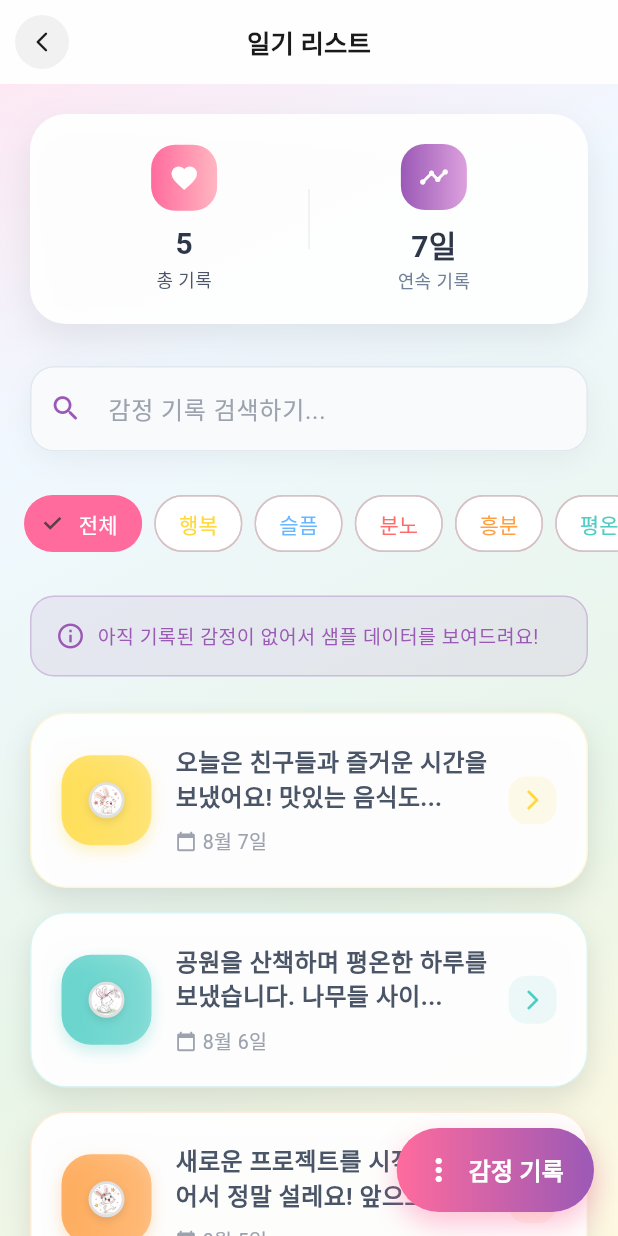
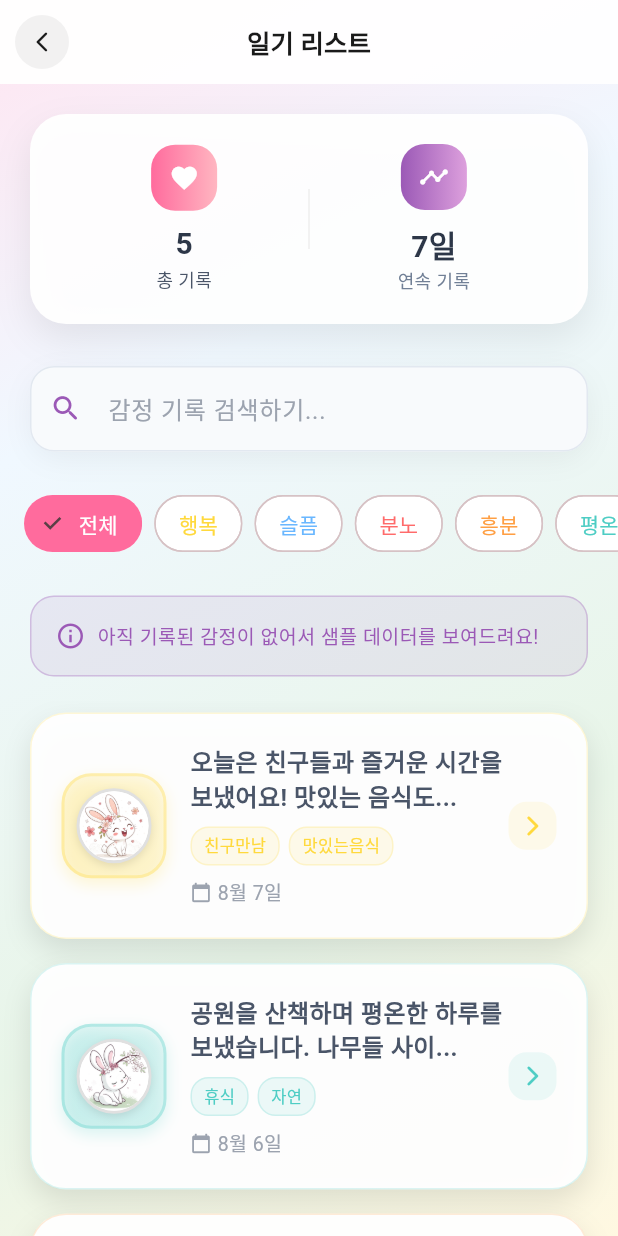
Before and after one commit to Codgm/Lifewisp, a Flutter app: the DiaryListScreen screen opened directly, on a phone screen of 412 x 824 dp. Run offline on Flutter 3.47's test engine with Material 3 defaults, Android fonts, the phone set to English and light mode, and no system bars; our stand-ins replace fl_chart, google_fonts, image_picker, shared_preferences; accounts and stored records are empty; Roboto replaces fonts that are missing (Jua).

Commit message:
Update diary_list_screen.dart

```diff
--- a/lib/screens/diary_list_screen.dart
+++ b/lib/screens/diary_list_screen.dart
@@ -29,26 +29,31 @@ class _DiaryListScreenState extends State<DiaryListScreen> with TickerProviderSt
       date: DateTime.now().subtract(Duration(days: 1)),
       emotion: 'happy',
       diary: '오늘은 친구들과 즐거운 시간을 보냈어요! 맛있는 음식도 먹고 웃음도 많이 나누었답니다. 이런 순간들이 정말 소중해요.',
+      categories: ['친구만남', '맛있는음식', '소통'],
     ),
     EmotionRecord(
       date: DateTime.now().subtract(Duration(days: 2)),
       emotion: 'calm',
       diary: '공원을 산책하며 평온한 하루를 보냈습니다. 나무들 사이로 들어오는 햇살이 참 아름다웠어요.',
+      categories: ['휴식', '자연'],
     ),
     EmotionRecord(
       date: DateTime.now().subtract(Duration(days: 3)),
       emotion: 'excited',
       diary: '새로운 프로젝트를 시작하게 되어서 정말 설레요! 앞으로 어떤 일들이 펼쳐질지 기대됩니다.',
+      categories: ['새로운도전', '목표달성'],
     ),
     EmotionRecord(
       date: DateTime.now().subtract(Duration(days: 4)),
       emotion: 'love',
       diary: '가족들과 함께하는 저녁 시간이 너무 따뜻해요. 사랑하는 사람들과 함께 있을 때가 가장 행복한 것 같아요.',
+      categories: ['가족시간', '사랑'],
     ),
     EmotionRecord(
       date: DateTime.now().subtract(Duration(days: 5)),
       emotion: 'tired',
       diary: '오늘은 조금 피곤했지만, 그래도 하루를 무사히 마칠 수 있어서 다행이에요. 내일은 더 활기찬 하루가 되길!',
+      categories: ['업무', '휴식필요'],
     ),
   ];
 
@@ -120,8 +125,12 @@ class _DiaryListScreenState extends State<DiaryListScreen> with TickerProviderSt
 
   @override
   Widget build(BuildContext context) {
-    final records = context.watch<EmotionProvider>().records;
-    final isDark = Theme.of(context).brightness == Brightness.dark;
+    final records = context
+        .watch<EmotionProvider>()
+        .records;
+    final isDark = Theme
+        .of(context)
+        .brightness == Brightness.dark;
 
     // 실제 데이터가 없으면 더미 데이터 사용
     final displayRecords = records.isEmpty ? _dummyRecords : records;
@@ -149,11 +158,13 @@ class _DiaryListScreenState extends State<DiaryListScreen> with TickerProviderSt
                   margin: EdgeInsets.all(20),
                   padding: EdgeInsets.all(20),
                   decoration: BoxDecoration(
-                    color: (isDark ? LifewispColors.darkCardBg : LifewispColors.diaryCardBg).withOpacity(0.95),
+                    color: (isDark ? LifewispColors.darkCardBg : LifewispColors
+                        .diaryCardBg).withOpacity(0.95),
                     borderRadius: BorderRadius.circular(24),
                     boxShadow: [
                       BoxShadow(
-                        color: (isDark ? Colors.black : LifewispColors.cardShadow).withOpacity(isDark ? 0.3 : 0.08),
+                        color: (isDark ? Colors.black : LifewispColors
+                            .cardShadow).withOpacity(isDark ? 0.3 : 0.08),
                         blurRadius: 20,
                         offset: Offset(0, 10),
                       ),
@@ -168,11 +179,15 @@ class _DiaryListScreenState extends State<DiaryListScreen> with TickerProviderSt
                               padding: EdgeInsets.all(12),
                               decoration: BoxDecoration(
                                 gradient: isDark
-                                    ? LinearGradient(colors: [LifewispColors.darkPrimary, LifewispColors.darkPurple])
+                                    ? LinearGradient(colors: [
+                                  LifewispColors.darkPrimary,
+                                  LifewispColors.darkPurple
+                                ])
                                     : LifewispGradients.statCard,
                                 borderRadius: BorderRadius.circular(16),
                               ),
-                              child: Icon(Icons.favorite, color: Colors.white, size: 20),
+                              child: Icon(Icons.favorite, color: Colors.white,
+                                  size: 20),
                             ),
                             SizedBox(height: 8),
                             Text(
@@ -180,14 +195,18 @@ class _DiaryListScreenState extends State<DiaryListScreen> with TickerProviderSt
                               style: GoogleFonts.jua(
                                 fontSize: 20,
                                 fontWeight: FontWeight.w700,
-                                color: isDark ? LifewispColors.darkMainText : LifewispColors.statCardText,
+                                color: isDark
+                                    ? LifewispColors.darkMainText
+                                    : LifewispColors.statCardText,
                               ),
                             ),
                             Text(
                               '총 기록',
                               style: GoogleFonts.jua(
                                 fontSize: 12,
-                                color: isDark ? LifewispColors.darkSubText : LifewispColors.statCardSubText,
+                                color: isDark
+                                    ? LifewispColors.darkSubText
+                                    : LifewispColors.statCardSubText,
                               ),
                             ),
                           ],
@@ -196,7 +215,8 @@ class _DiaryListScreenState extends State<DiaryListScreen> with TickerProviderSt
                       Container(
                         width: 1,
                         height: 40,
-                        color: isDark ? LifewispColors.darkLightGray : Colors.grey[200],
+                        color: isDark ? LifewispColors.darkLightGray : Colors
+                            .grey[200],
                       ),
                       Expanded(
                         child: Column(
@@ -206,12 +226,16 @@ class _DiaryListScreenState extends State<DiaryListScreen> with TickerProviderSt
                               decoration: BoxDecoration(
                                 gradient: LinearGradient(
                                   colors: isDark
-                                      ? [LifewispColors.darkPurple, LifewispColors.darkPurpleDark]
+                                      ? [
+                                    LifewispColors.darkPurple,
+                                    LifewispColors.darkPurpleDark
+                                  ]
                                       : [Color(0xFF9B59B6), Color(0xFFDDA0DD)],
                                 ),
                                 borderRadius: BorderRadius.circular(16),
                               ),
-                              child: Icon(Icons.timeline, color: Colors.white, size: 20),
+                              child: Icon(Icons.timeline, color: Colors.white,
+                                  size: 20),
                             ),
                             SizedBox(height: 8),
                             Text(
@@ -219,14 +243,18 @@ class _DiaryListScreenState extends State<DiaryListScreen> with TickerProviderSt
                               style: GoogleFonts.jua(
                                 fontSize: 20,
                                 fontWeight: FontWeight.w700,
-                                color: isDark ? LifewispColors.darkMainText : Color(0xFF2D3748),
+                                color: isDark
+                                    ? LifewispColors.darkMainText
+                                    : Color(0xFF2D3748),
                               ),
                             ),
                             Text(
                               '연속 기록',
                               style: GoogleFonts.jua(
                                 fontSize: 12,
-                                color: isDark ? LifewispColors.darkSubText : Color(0xFF718096),
+                                color: isDark
+                                    ? LifewispColors.darkSubText
+                                    : Color(0xFF718096),
                               ),
                             ),
                           ],
@@ -240,11 +268,13 @@ class _DiaryListScreenState extends State<DiaryListScreen> with TickerProviderSt
                 Container(
                   margin: EdgeInsets.symmetric(horizontal: 20, vertical: 8),
                   decoration: BoxDecoration(
-                    color: (isDark ? LifewispColors.darkCardBg : LifewispColors.diaryCardBg).withOpacity(0.9),
+                    color: (isDark ? LifewispColors.darkCardBg : LifewispColors
+                        .diaryCardBg).withOpacity(0.9),
                     borderRadius: BorderRadius.circular(20),
                     boxShadow: [
                       BoxShadow(
-                        color: (isDark ? Colors.black : LifewispColors.cardShadow).withOpacity(isDark ? 0.2 : 0.05),
+                        color: (isDark ? Colors.black : LifewispColors
+                            .cardShadow).withOpacity(isDark ? 0.2 : 0.05),
                         blurRadius: 15,
                         offset: Offset(0, 5),
                       ),
@@ -254,19 +284,24 @@ class _DiaryListScreenState extends State<DiaryListScreen> with TickerProviderSt
                     decoration: InputDecoration(
                       hintText: '감정 기록 검색하기...',
                       hintStyle: GoogleFonts.jua(
-                        color: isDark ? LifewispColors.darkSubText : Color(0xFF9CA3AF),
+                        color: isDark ? LifewispColors.darkSubText : Color(
+                            0xFF9CA3AF),
                         fontSize: 16,
                       ),
                       prefixIcon: Icon(
                         Icons.search_rounded,
-                        color: isDark ? LifewispColors.darkPrimary : Color(0xFF9B59B6),
+                        color: isDark ? LifewispColors.darkPrimary : Color(
+                            0xFF9B59B6),
                         size: 22,
                       ),
                       border: InputBorder.none,
-                      contentPadding: EdgeInsets.symmetric(horizontal: 20, vertical: 16),
+                      contentPadding: EdgeInsets.symmetric(
+                          horizontal: 20, vertical: 16),
                     ),
                     style: GoogleFonts.jua(
-                      color: isDark ? LifewispColors.darkMainText : LifewispColors.darkGray,
+                      color: isDark
+                          ? LifewispColors.darkMainText
+                          : LifewispColors.darkGray,
                       fontSize: 16,
                     ),
                     onChanged: (v) => setState(() => searchText = v),
@@ -292,13 +327,20 @@ class _DiaryListScreenState extends State<DiaryListScreen> with TickerProviderSt
                               fontWeight: FontWeight.w500,
                               color: filterEmotion == null
                                   ? LifewispColors.white
-                                  : (isDark ? LifewispColors.darkMainText : LifewispColors.primary),
+                                  : (isDark
+                                  ? LifewispColors.darkMainText
+                                  : LifewispColors.primary),
                             ),
                           ),
                           selected: filterEmotion == null,
-                          selectedColor: isDark ? LifewispColors.darkPrimary : LifewispColors.primary,
-                          backgroundColor: (isDark ? LifewispColors.darkCardBg : Colors.white).withOpacity(0.9),
-                          onSelected: (_) => setState(() => filterEmotion = null),
+                          selectedColor: isDark
+                              ? LifewispColors.darkPrimary
+                              : LifewispColors.primary,
+                          backgroundColor: (isDark
+                              ? LifewispColors.darkCardBg
+                              : Colors.white).withOpacity(0.9),
+                          onSelected: (_) =>
+                              setState(() => filterEmotion = null),
                           shape: RoundedRectangleBorder(
                             borderRadius: BorderRadius.circular(20),
                           ),
@@ -325,8 +367,11 @@ class _DiaryListScreenState extends State<DiaryListScreen> with TickerProviderSt
                             ),
                             selected: filterEmotion == emotion,
                             selectedColor: data['color'],
-                            backgroundColor: (isDark ? LifewispColors.darkCardBg : Colors.white).withOpacity(0.9),
-                            onSelected: (_) => setState(() => filterEmotion = emotion),
+                            backgroundColor: (isDark
+                                ? LifewispColors.darkCardBg
+                                : Colors.white).withOpacity(0.9),
+                            onSelected: (_) =>
+                                setState(() => filterEmotion = emotion),
                             shape: RoundedRectangleBorder(
                               borderRadius: BorderRadius.circular(20),
                             ),
@@ -345,10 +390,14 @@ class _DiaryListScreenState extends State<DiaryListScreen> with TickerProviderSt
                     margin: EdgeInsets.symmetric(horizontal: 20, vertical: 8),
                     padding: EdgeInsets.all(16),
                     decoration: BoxDecoration(
-                      color: (isDark ? LifewispColors.darkPurple : LifewispColors.purple).withOpacity(0.1),
+                      color: (isDark
+                          ? LifewispColors.darkPurple
+                          : LifewispColors.purple).withOpacity(0.1),
                       borderRadius: BorderRadius.circular(16),
                       border: Border.all(
-                        color: (isDark ? LifewispColors.darkPurple : LifewispColors.purple).withOpacity(0.3),
+                        color: (isDark
+                            ? LifewispColors.darkPurple
+                            : LifewispColors.purple).withOpacity(0.3),
                         width: 1,
                       ),
                     ),
@@ -356,7 +405,9 @@ class _DiaryListScreenState extends State<DiaryListScreen> with TickerProviderSt
                       children: [
                         Icon(
                           Icons.info_outline,
-                          color: isDark ? LifewispColors.darkPurple : LifewispColors.purple,
+                          color: isDark
+                              ? LifewispColors.darkPurple
+                              : LifewispColors.purple,
                           size: 20,
                         ),
                         SizedBox(width: 8),
@@ -365,7 +416,9 @@ class _DiaryListScreenState extends State<DiaryListScreen> with TickerProviderSt
                             '아직 기록된 감정이 없어서 샘플 데이터를 보여드려요!',
                             style: GoogleFonts.jua(
                               fontSize: 13,
-                              color: isDark ? LifewispColors.darkPurple : LifewispColors.purple,
+                              color: isDark
+                                  ? LifewispColors.darkPurple
+                                  : LifewispColors.purple,
                             ),
                           ),
                         ),
@@ -380,7 +433,8 @@ class _DiaryListScreenState extends State<DiaryListScreen> with TickerProviderSt
                       : Container(
                     margin: EdgeInsets.only(top: 8),
                     child: ListView.builder(
-                      padding: EdgeInsets.symmetric(horizontal: 20, vertical: 8),
+                      padding: EdgeInsets.symmetric(
+                          horizontal: 20, vertical: 8),
                       itemCount: filtered.length,
                       itemBuilder: (context, index) {
                         return _buildDiaryCard(filtered[index], index);
@@ -393,80 +447,9 @@ class _DiaryListScreenState extends State<DiaryListScreen> with TickerProviderSt
           ),
         ),
       ),
-      floatingActionButton: Container(
-        decoration: BoxDecoration(
-          gradient: LinearGradient(
-            colors: isDark
-                ? [LifewispColors.darkPrimary, LifewispColors.darkPurple]
-                : [Color(0xFFFF6B9D), Color(0xFF9B59B6)],
-          ),
-          borderRadius: BorderRadius.circular(30),
-          boxShadow: [
-            BoxShadow(
-              color: (isDark ? LifewispColors.darkPrimary : Color(0xFFFF6B9D)).withOpacity(0.4),
-              blurRadius: 15,
-              offset: Offset(0, 8),
-            ),
-          ],
-        ),
-        child: FloatingActionButton.extended(
-          onPressed: () {
-            showModalBottomSheet(
-              context: context,
-              isScrollControlled: true,
-              backgroundColor: Colors.transparent,
-              builder: (BuildContext context) {
-                return Container(
-                  decoration: BoxDecoration(
-                    color: isDark ? LifewispColors.darkCardBg : Colors.white,
-                    borderRadius: BorderRadius.only(
-                      topLeft: Radius.circular(24),
-                      topRight: Radius.circular(24),
-                    ),
-                  ),
-                  padding: EdgeInsets.all(20),
-                  child: Column(
-                    mainAxisSize: MainAxisSize.min,
-                    children: [
-                      ListTile(
-                        leading: Icon(
-                            Icons.download_rounded,
-                            color: isDark ? LifewispColors.darkPrimary : LifewispColors.filterChipSelected
-                        ),
-                        title: Text(
-                          '일기 내보내기',
-                          style: GoogleFonts.jua(
-                            fontSize: 18,
-                            fontWeight: FontWeight.w600,
-                            color: isDark ? LifewispColors.darkMainText : LifewispColors.filterChipSelected,
-                          ),
-                        ),
-                        onTap: () {
-                          // TODO: Implement diary export logic
-                          Navigator.pop(context);
-                        },
-                      ),
-                    ],
-                  ),
-                );
-              },
-            );
-          },
-          backgroundColor: Colors.transparent,
-          elevation: 0,
-          icon: Icon(Icons.more_vert_rounded, color: Colors.white),
-          label: Text(
-            '감정 기록',
-            style: GoogleFonts.jua(
-              color: Colors.white,
-              fontSize: 16,
-              fontWeight: FontWeight.w600,
-            ),
-          ),
-        ),
-      ),
     );
   }
+
 
   Widget _buildDiaryCard(EmotionRecord diary, int index) {
     final isDark = Theme.of(context).brightness == Brightness.dark;
@@ -519,31 +502,34 @@ class _DiaryListScreenState extends State<DiaryListScreen> with TickerProviderSt
           ),
           child: Row(
             children: [
-              // 감정 아바타
+              // 감정 아바타 - 크기와 패딩 최적화
               Container(
-                width: 60,
-                height: 60,
+                width: 70,  // 크기 증가
+                height: 70, // 크기 증가
+                padding: EdgeInsets.all(8), // 내부 패딩 추가
                 decoration: BoxDecoration(
                   gradient: LinearGradient(
                     colors: [
-                      color.withOpacity(0.8),
-                      color.withOpacity(0.6),
+                      color.withOpacity(0.15),
+                      color.withOpacity(0.08),
                     ],
                   ),
                   borderRadius: BorderRadius.circular(20),
+                  border: Border.all(
+                    color: color.withOpacity(0.3),
+                    width: 2,
+                  ),
                   boxShadow: [
                     BoxShadow(
-                      color: color.withOpacity(0.3),
+                      color: color.withOpacity(0.2),
                       blurRadius: 8,
                       offset: Offset(0, 4),
                     ),
                   ],
                 ),
-                child: Center(
-                  child: RabbitEmoticon(
-                    emotion: _mapStringToRabbitEmotion(diary.emotion),
-                    size: 24,
-                  ),
+                child: RabbitEmoticon(
+                  emotion: _mapStringToRabbitEmotion(diary.emotion),
+                  size: 40, // RabbitEmoticon 크기 조정
                 ),
               ),
               SizedBox(width: 16),
@@ -565,6 +551,35 @@ class _DiaryListScreenState extends State<DiaryListScreen> with TickerProviderSt
                       ),
                     ),
                     SizedBox(height: 8),
+
+                    // 카테고리 태그들 표시
+                    if (diary.categories != null && diary.categories!.isNotEmpty) ...[
+                      Wrap(
+                        spacing: 6,
+                        runSpacing: 4,
+                        children: diary.categories!.take(2).map((category) => Container(
+                          padding: EdgeInsets.symmetric(horizontal: 8, vertical: 4),
+                          decoration: BoxDecoration(
+                            color: color.withOpacity(0.1),
+                            borderRadius: BorderRadius.circular(12),
+                            border: Border.all(
+                              color: color.withOpacity(0.2),
+                              width: 1,
+                            ),
+                          ),
+                          child: Text(
+                            category,
+                            style: GoogleFonts.jua(
+                              fontSize: 11,
+                              color: color,
+                              fontWeight: FontWeight.w500,
+                            ),
+                          ),
+                        )).toList(),
+                      ),
+                      SizedBox(height: 8),
+                    ],
+
                     Row(
                       children: [
                         Icon(
@@ -580,6 +595,24 @@ class _DiaryListScreenState extends State<DiaryListScreen> with TickerProviderSt
                             color: isDark ? LifewispColors.darkSubText : Color(0xFF9CA3AF),
                           ),
                         ),
+
+                        // 이미지가 있으면 표시
+                        if (diary.imagePaths != null && diary.imagePaths!.isNotEmpty) ...[
+                          SizedBox(width: 8),
+                          Icon(
+                            Icons.photo_camera_rounded,
+                            size: 14,
+                            color: color,
+                          ),
+                          Text(
+                            ' ${diary.imagePaths!.length}',
+                            style: GoogleFonts.jua(
+                              fontSize: 12,
+                              color: color,
+                              fontWeight: FontWeight.w600,
+                            ),
+                          ),
+                        ],
                       ],
                     ),
                   ],
```
